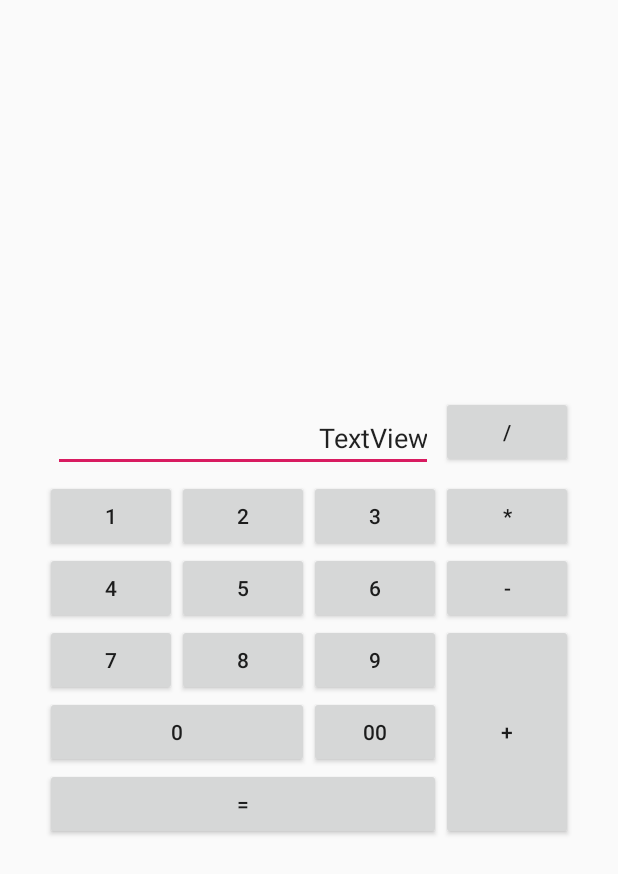
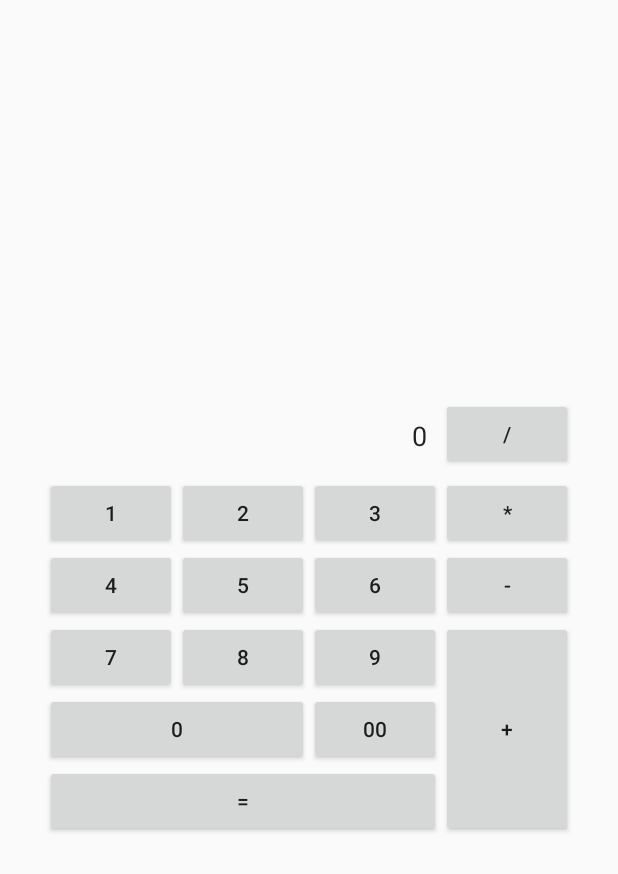
Before and after one commit to chydikO/Lesson_7, an Android app: the screen it shows after launch (MainActivity), on a phone screen of 412 x 824 dp. Shown: the top 874 px of the screen. Run offline under Robolectric (Android 15) with nearby library versions, the light colour scheme and no system bars.

Commit message:
HW task 1 + 2 is work

```diff
--- a/app/src/main/res/layout/activity_main.xml
+++ b/app/src/main/res/layout/activity_main.xml
@@ -10,13 +10,16 @@
         android:id="@+id/textViewResult"
         android:layout_width="wrap_content"
         android:layout_height="wrap_content"
+        android:includeFontPadding="false"
+        android:inputType="numberDecimal"
+        android:backgroundTint="@android:color/transparent"
         android:layout_row="0"
         android:layout_column="0"
         android:layout_columnSpan="3"
         android:layout_gravity="fill"
         android:gravity="center|right"
         android:layout_margin="5dp"
-        android:text="TextView"
+        android:text="0"
         android:enabled="true"
         android:cursorVisible="false" />
 
```
